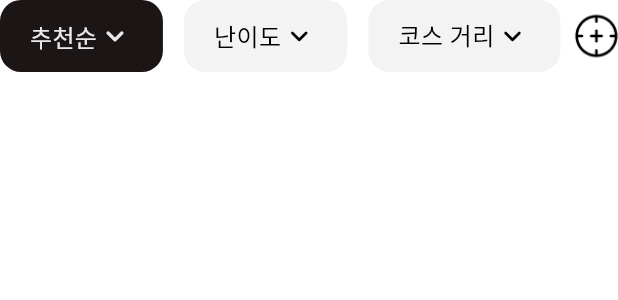
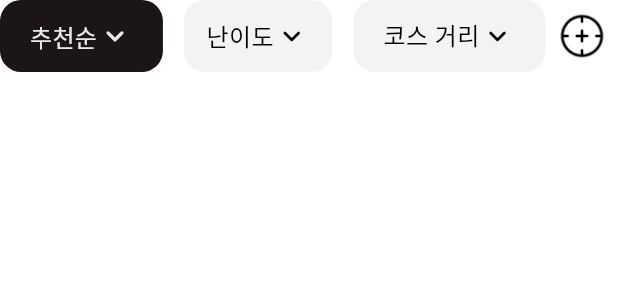
Before and after one commit to SSAFY-RunnerWay/RunnerWay, a Flutter app: the FilterCondition widget shown alone on an empty page, opened directly, on a phone screen of 412 x 824 dp. Shown: the top 300 px of the screen. Run offline on Flutter 3.47's test engine with Material 3 defaults, Android fonts, the phone set to English and light mode, and no system bars; our stand-ins replace dio, flutter_dotenv, geolocator, get, google_maps_flutter, image_picker and 1 more; missing offline and left inert: baseflow_plugin_template, flutter_polyline_points; project files that could hold a hidden picture were left out.

Commit message:
design: 코스 카드 디자인 일부 수정

```diff
--- a/frontend/lib/widgets/course/course_card.dart
+++ b/frontend/lib/widgets/course/course_card.dart
@@ -9,7 +9,7 @@ class CourseCard extends StatelessWidget {
   @override
   Widget build(BuildContext context) {
     return Card(
-      margin: EdgeInsets.only(bottom: 15),
+      margin: EdgeInsets.only(bottom: 18),
       color: Colors.white,
       elevation: 0,
       child: Row(
@@ -21,7 +21,7 @@ class CourseCard extends StatelessWidget {
             // TODO: 이미지 테스트
             // child: Image.network(src),
             child: Image.asset(
-              'assets/images/temp/course1.png',
+              'assets/images/temp/course4.png',
               width: 90,
               height: 90,
               fit: BoxFit.cover,
--- a/frontend/lib/widgets/filter_condition.dart
+++ b/frontend/lib/widgets/filter_condition.dart
@@ -71,7 +71,7 @@ class FilterCondition extends StatelessWidget {
           );
         },
         child: Container(
-          padding: EdgeInsets.symmetric(horizontal: 20, vertical: 12),
+          padding: EdgeInsets.symmetric(horizontal: 15, vertical: 12),
           decoration: BoxDecoration(
             color: Color(0xffe8e8e8).withOpacity(0.5),
             borderRadius: BorderRadius.circular(14),
```
